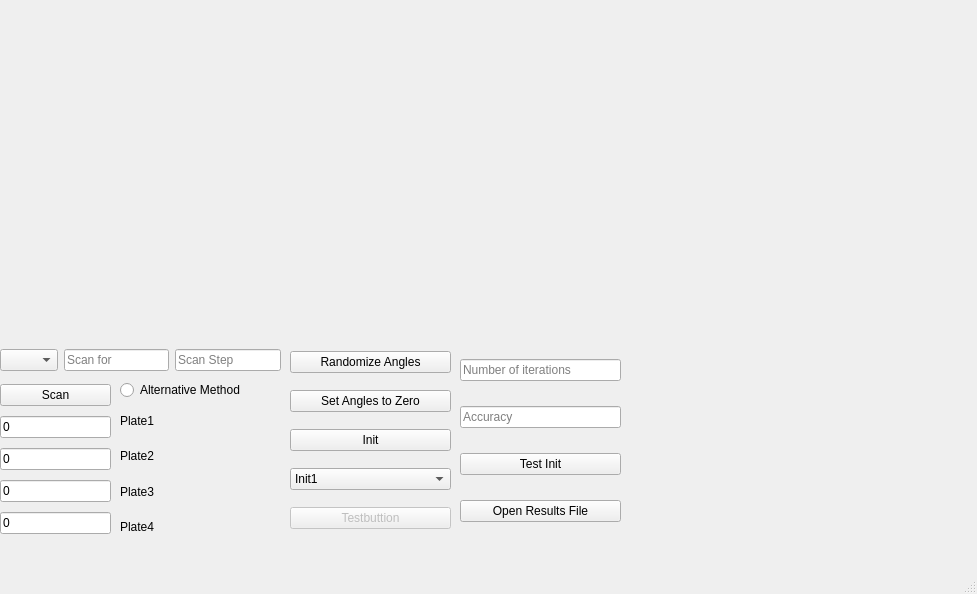
Old version of the form mainwindow.ui in the repository denisteut/QKD_stand_simulator.
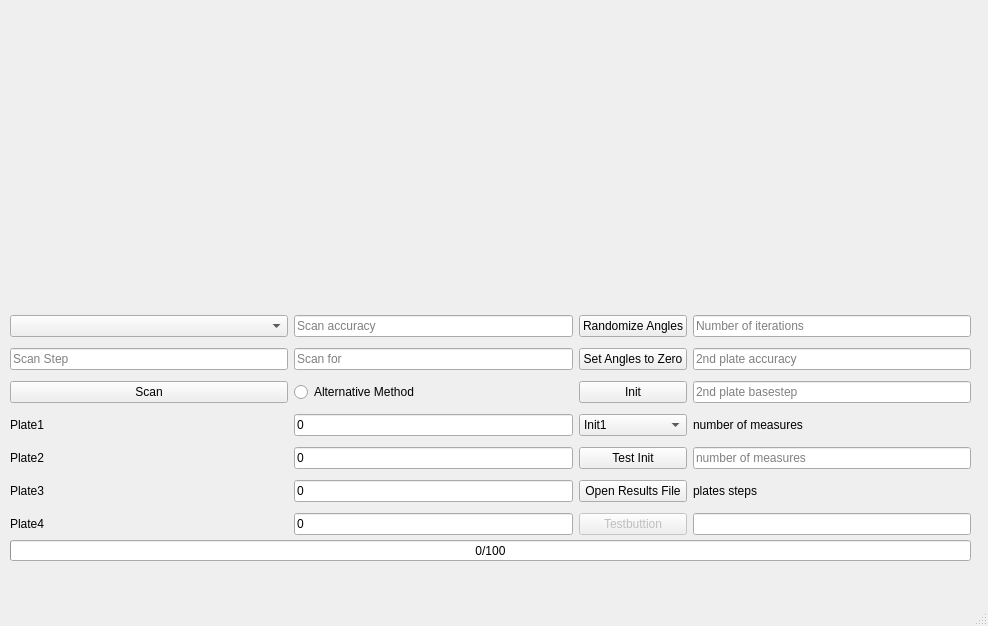
New version of the form. Custom widgets are drawn as their Qt base class.

The edit to the form file:
```diff
--- a/mainwindow.ui
+++ b/mainwindow.ui
@@ -6,8 +6,8 @@
    <rect>
     <x>0</x>
     <y>0</y>
-    <width>977</width>
-    <height>594</height>
+    <width>988</width>
+    <height>626</height>
    </rect>
   </property>
   <property name="windowTitle">
@@ -20,115 +20,28 @@
       <x>0</x>
       <y>0</y>
       <width>981</width>
-      <height>311</height>
+      <height>291</height>
      </rect>
     </property>
    </widget>
    <widget class="QWidget" name="verticalLayoutWidget">
     <property name="geometry">
      <rect>
-      <x>0</x>
-      <y>380</y>
-      <width>111</width>
-      <height>161</height>
+      <x>10</x>
+      <y>310</y>
+      <width>961</width>
+      <height>231</height>
      </rect>
     </property>
-    <layout class="QVBoxLayout" name="verticalLayout">
-     <item>
-      <widget class="QPushButton" name="pushButton">
-       <property name="text">
-        <string>Scan</string>
+    <layout class="QGridLayout" name="gridLayout_2">
+     <item row="3" column="3">
+      <widget class="QLineEdit" name="lineEditSecondPlateBS">
+       <property name="placeholderText">
+        <string>2nd plate basestep</string>
        </property>
       </widget>
      </item>
-     <item>
-      <widget class="QLineEdit" name="BaseAngle_1">
-       <property name="text">
-        <string>0</string>
-       </property>
-      </widget>
-     </item>
-     <item>
-      <widget class="QLineEdit" name="BaseAngle_2">
-       <property name="text">
-        <string>0</string>
-       </property>
-      </widget>
-     </item>
-     <item>
-      <widget class="QLineEdit" name="BaseAngle_3">
-       <property name="text">
-        <string>0</string>
-       </property>
-      </widget>
-     </item>
-     <item>
-      <widget class="QLineEdit" name="BaseAngle_4">
-       <property name="text">
-        <string>0</string>
-       </property>
-      </widget>
-     </item>
-    </layout>
-   </widget>
-   <widget class="QWidget" name="verticalLayoutWidget_2">
-    <property name="geometry">
-     <rect>
-      <x>120</x>
-      <y>380</y>
-      <width>161</width>
-      <height>161</height>
-     </rect>
-    </property>
-    <layout class="QVBoxLayout" name="verticalLayout_2">
-     <item>
-      <widget class="QRadioButton" name="Alt_Method">
-       <property name="text">
-        <string>Alternative Method</string>
-       </property>
-      </widget>
-     </item>
-     <item>
-      <widget class="QLabel" name="label">
-       <property name="text">
-        <string>Plate1</string>
-       </property>
-      </widget>
-     </item>
-     <item>
-      <widget class="QLabel" name="label_2">
-       <property name="text">
-        <string>Plate2</string>
-       </property>
-      </widget>
-     </item>
-     <item>
-      <widget class="QLabel" name="label_4">
-       <property name="text">
-        <string>Plate3</string>
-       </property>
-      </widget>
-     </item>
-     <item>
-      <widget class="QLabel" name="label_3">
-       <property name="text">
-        <string>Plate4</string>
-       </property>
-      </widget>
-     </item>
-    </layout>
-   </widget>
-   <widget class="QWidget" name="horizontalLayoutWidget">
-    <property name="geometry">
-     <rect>
-      <x>0</x>
-      <y>340</y>
-      <width>281</width>
-      <height>41</height>
-     </rect>
-    </property>
-    <layout class="QHBoxLayout" name="horizontalLayout">
-     <item>
+     <item row="0" column="0">
       <widget class="QComboBox" name="PlateNumber">
        <property name="editable">
         <bool>false</bool>
@@ -158,57 +71,42 @@
        </item>
       </widget>
      </item>
-     <item>
-      <widget class="QLineEdit" name="maxRotateStep">
+     <item row="3" column="2">
+      <widget class="QPushButton" name="initButton">
        <property name="text">
-        <string/>
+        <string>Init</string>
        </property>
-       <property name="placeholderText">
-        <string>Scan for</string>
+      </widget>
+     </item>
+     <item row="5" column="1">
+      <widget class="QLineEdit" name="BaseAngle_1">
+       <property name="text">
+        <string>0</string>
        </property>
       </widget>
      </item>
-     <item>
+     <item row="6" column="2">
+      <widget class="QPushButton" name="testInit">
+       <property name="text">
+        <string>Test Init</string>
+       </property>
+      </widget>
+     </item>
+     <item row="1" column="0">
       <widget class="QLineEdit" name="scanStepLine">
        <property name="placeholderText">
         <string>Scan Step</string>
        </property>
       </widget>
      </item>
-    </layout>
-   </widget>
-   <widget class="QWidget" name="verticalLayoutWidget_3">
-    <property name="geometry">
-     <rect>
-      <x>290</x>
-      <y>340</y>
-      <width>161</width>
-      <height>201</height>
-     </rect>
-    </property>
-    <layout class="QVBoxLayout" name="verticalLayout_3">
-     <item>
+     <item row="0" column="2">
       <widget class="QPushButton" name="randButton">
        <property name="text">
         <string>Randomize Angles</string>
        </property>
       </widget>
      </item>
-     <item>
-      <widget class="QPushButton" name="zeroingAngles">
-       <property name="text">
-        <string>Set Angles to Zero</string>
-       </property>
-      </widget>
-     </item>
-     <item>
-      <widget class="QPushButton" name="initButton">
-       <property name="text">
-        <string>Init</string>
-       </property>
-      </widget>
-     </item>
-     <item>
+     <item row="5" column="2">
       <widget class="QComboBox" name="init_ComboBox">
        <item>
         <property name="text">
@@ -237,7 +135,31 @@
        </item>
       </widget>
      </item>
-     <item>
+     <item row="5" column="3">
+      <widget class="QLabel" name="label_5">
+       <property name="text">
+        <string>number of measures</string>
+       </property>
+      </widget>
+     </item>
+     <item row="6" column="1">
+      <widget class="QLineEdit" name="BaseAngle_2">
+       <property name="text">
+        <string>0</string>
+       </property>
+      </widget>
+     </item>
+     <item row="8" column="3">
+      <widget class="QLineEdit" name="lineEditPlatesSteps"/>
+     </item>
+     <item row="5" column="0">
+      <widget class="QLabel" name="label">
+       <property name="text">
+        <string>Plate1</string>
+       </property>
+      </widget>
+     </item>
+     <item row="8" column="2">
       <widget class="QPushButton" name="TestButton">
        <property name="enabled">
         <bool>false</bool>
@@ -247,48 +169,135 @@
        </property>
       </widget>
      </item>
-    </layout>
-   </widget>
-   <widget class="QWidget" name="verticalLayoutWidget_4">
-    <property name="geometry">
-     <rect>
-      <x>460</x>
-      <y>340</y>
-      <width>161</width>
-      <height>201</height>
-     </rect>
-    </property>
-    <layout class="QVBoxLayout" name="verticalLayout_4">
-     <item>
+     <item row="0" column="3">
       <widget class="QLineEdit" name="numberOfIter">
        <property name="placeholderText">
         <string>Number of iterations</string>
        </property>
       </widget>
      </item>
-     <item>
-      <widget class="QLineEdit" name="accuracyLine">
+     <item row="7" column="3">
+      <widget class="QLabel" name="label_6">
+       <property name="text">
+        <string>plates steps</string>
+       </property>
+      </widget>
+     </item>
+     <item row="3" column="1">
+      <widget class="QRadioButton" name="Alt_Method">
+       <property name="text">
+        <string>Alternative Method</string>
+       </property>
+      </widget>
+     </item>
+     <item row="8" column="1">
+      <widget class="QLineEdit" name="BaseAngle_4">
+       <property name="text">
+        <string>0</string>
+       </property>
+      </widget>
+     </item>
+     <item row="8" column="0">
+      <widget class="QLabel" name="label_3">
+       <property name="text">
+        <string>Plate4</string>
+       </property>
+      </widget>
+     </item>
+     <item row="1" column="3">
+      <widget class="QLineEdit" name="lineEditSecondPlateAcc">
        <property name="placeholderText">
-        <string>Accuracy</string>
+        <string>2nd plate accuracy</string>
        </property>
       </widget>
      </item>
-     <item>
-      <widget class="QPushButton" name="testInit">
+     <item row="6" column="0">
+      <widget class="QLabel" name="label_2">
        <property name="text">
-        <string>Test Init</string>
+        <string>Plate2</string>
        </property>
       </widget>
      </item>
-     <item>
+     <item row="6" column="3">
+      <widget class="QLineEdit" name="lineEditNumOfMeasures">
+       <property name="readOnly">
+        <bool>true</bool>
+       </property>
+       <property name="placeholderText">
+        <string>number of measures</string>
+       </property>
+      </widget>
+     </item>
+     <item row="3" column="0">
+      <widget class="QPushButton" name="pushButton">
+       <property name="text">
+        <string>Scan</string>
+       </property>
+      </widget>
+     </item>
+     <item row="7" column="2">
       <widget class="QPushButton" name="OpenFile">
        <property name="text">
         <string>Open Results File</string>
        </property>
       </widget>
      </item>
+     <item row="7" column="0">
+      <widget class="QLabel" name="label_4">
+       <property name="text">
+        <string>Plate3</string>
+       </property>
+      </widget>
+     </item>
+     <item row="7" column="1">
+      <widget class="QLineEdit" name="BaseAngle_3">
+       <property name="text">
+        <string>0</string>
+       </property>
+      </widget>
+     </item>
+     <item row="1" column="1">
+      <widget class="QLineEdit" name="maxRotateStep">
+       <property name="text">
+        <string/>
+       </property>
+       <property name="placeholderText">
+        <string>Scan for</string>
+       </property>
+      </widget>
+     </item>
+     <item row="0" column="1">
+      <widget class="QLineEdit" name="accuracyLine">
+       <property name="placeholderText">
+        <string>Scan accuracy</string>
+       </property>
+      </widget>
+     </item>
+     <item row="1" column="2">
+      <widget class="QPushButton" name="zeroingAngles">
+       <property name="text">
+        <string>Set Angles to Zero</string>
+       </property>
+      </widget>
+     </item>
     </layout>
    </widget>
+   <widget class="QProgressBar" name="progressTestBar">
+    <property name="geometry">
+     <rect>
+      <x>10</x>
+      <y>540</y>
+      <width>961</width>
+      <height>21</height>
+     </rect>
+    </property>
+    <property name="value">
+     <number>0</number>
+    </property>
+    <property name="format">
+     <string>%v/%m</string>
+    </property>
+   </widget>
   </widget>
   <widget class="QMenuBar" name="menubar">
    <property name="geometry">
```
Left out of the diff: 4 changed lines with no effect on the pictures.
